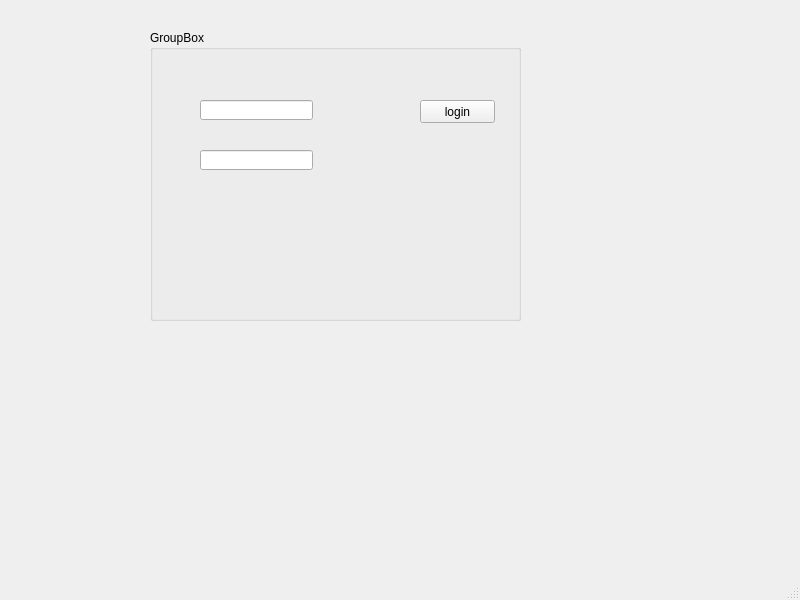
Old version of the form login.ui in the repository Esprit-UP-Algo/3-smart-farm-smart-farm.
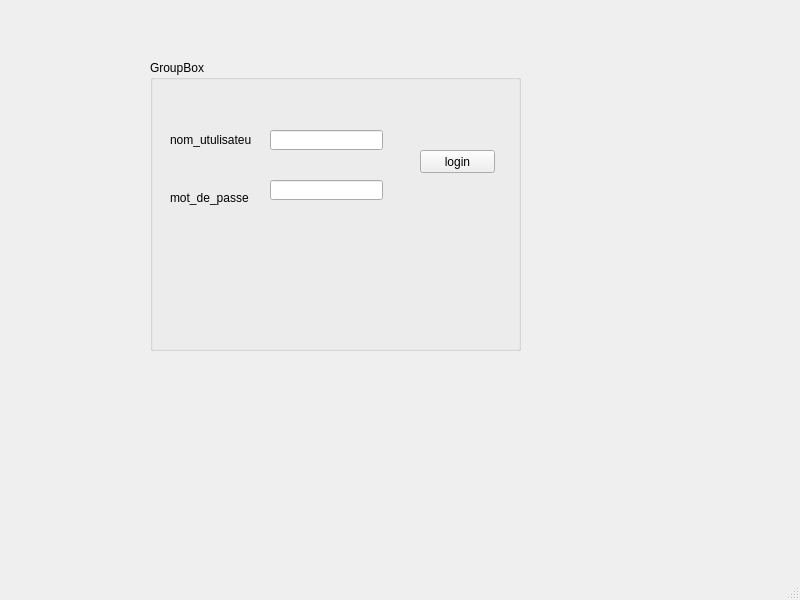
New version of the form.

Diff of the .ui file:
```diff
--- a/login.ui
+++ b/login.ui
@@ -18,7 +18,7 @@
     <property name="geometry">
      <rect>
       <x>150</x>
-      <y>30</y>
+      <y>60</y>
       <width>371</width>
       <height>291</height>
      </rect>
@@ -30,7 +30,7 @@
      <property name="geometry">
       <rect>
        <x>270</x>
-       <y>70</y>
+       <y>90</y>
        <width>75</width>
        <height>23</height>
       </rect>
@@ -42,7 +42,7 @@
     <widget class="QLineEdit" name="id">
      <property name="geometry">
       <rect>
-       <x>50</x>
+       <x>120</x>
        <y>70</y>
        <width>113</width>
        <height>20</height>
@@ -52,13 +52,39 @@
     <widget class="QLineEdit" name="pwd">
      <property name="geometry">
       <rect>
-       <x>50</x>
+       <x>120</x>
        <y>120</y>
        <width>113</width>
        <height>20</height>
       </rect>
      </property>
     </widget>
+    <widget class="QLabel" name="label">
+     <property name="geometry">
+      <rect>
+       <x>20</x>
+       <y>70</y>
+       <width>81</width>
+       <height>20</height>
+      </rect>
+     </property>
+     <property name="text">
+      <string>nom_utulisateur</string>
+     </property>
+    </widget>
+    <widget class="QLabel" name="label_2">
+     <property name="geometry">
+      <rect>
+       <x>20</x>
+       <y>130</y>
+       <width>101</width>
+       <height>16</height>
+      </rect>
+     </property>
+     <property name="text">
+      <string>mot_de_passe</string>
+     </property>
+    </widget>
    </widget>
   </widget>
   <widget class="QMenuBar" name="menubar">
```
